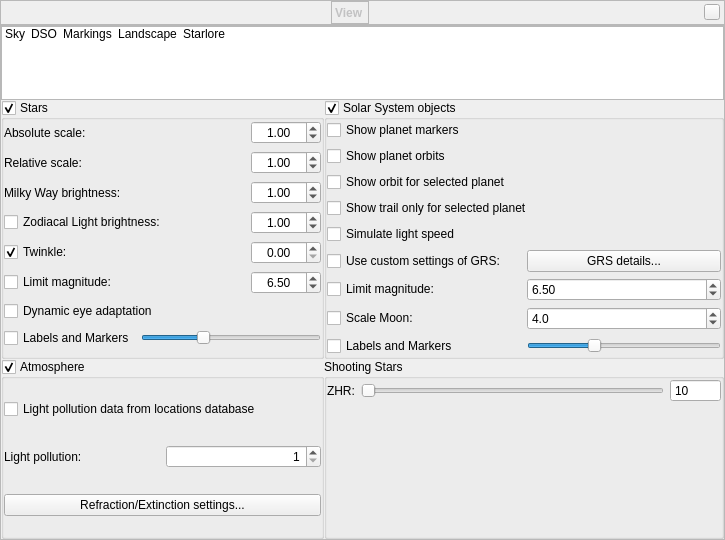
Qt form src/gui/viewDialog.ui (519984307/stellarium_src) before a commit.
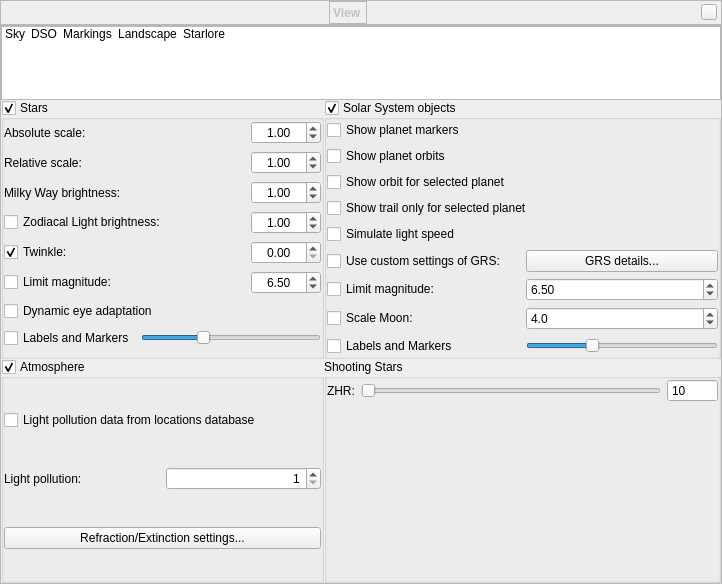
The same form after that commit. Icons and pictures are not drawn. Custom widgets are drawn as their Qt base class.

Commit message: Updated DSO catalog

Patch:
```diff
--- a/src/gui/viewDialog.ui
+++ b/src/gui/viewDialog.ui
@@ -6,8 +6,8 @@
    <rect>
     <x>0</x>
     <y>0</y>
-    <width>725</width>
-    <height>540</height>
+    <width>722</width>
+    <height>584</height>
    </rect>
   </property>
   <property name="font">
```
The commit also changes 1 other file.
